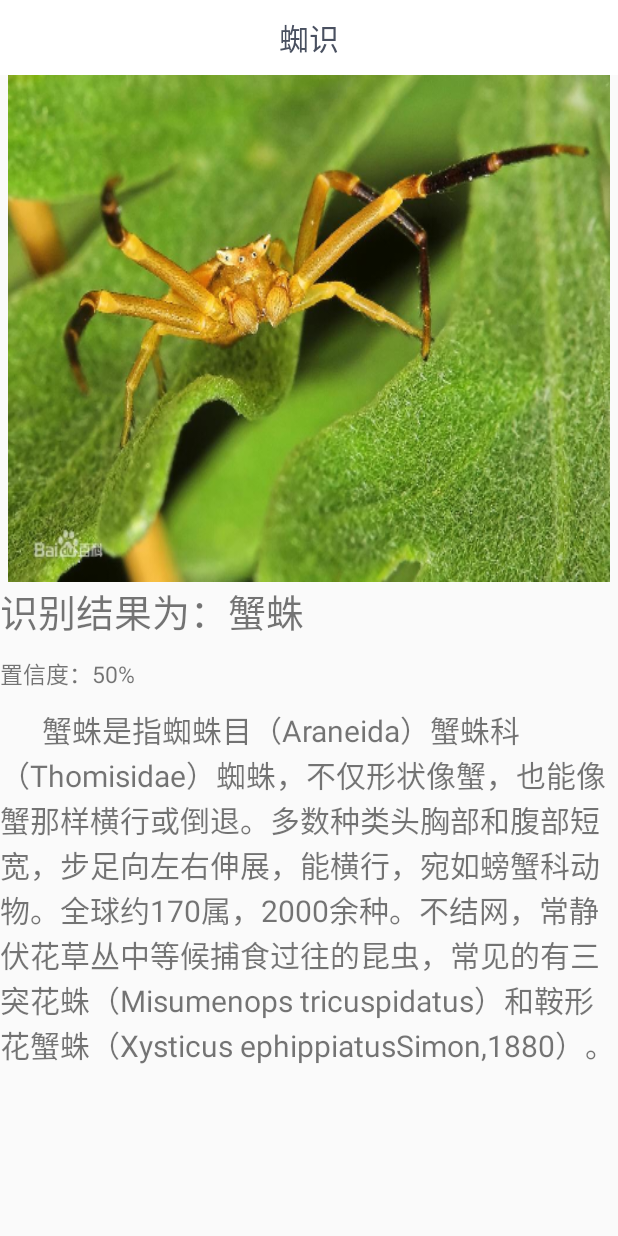
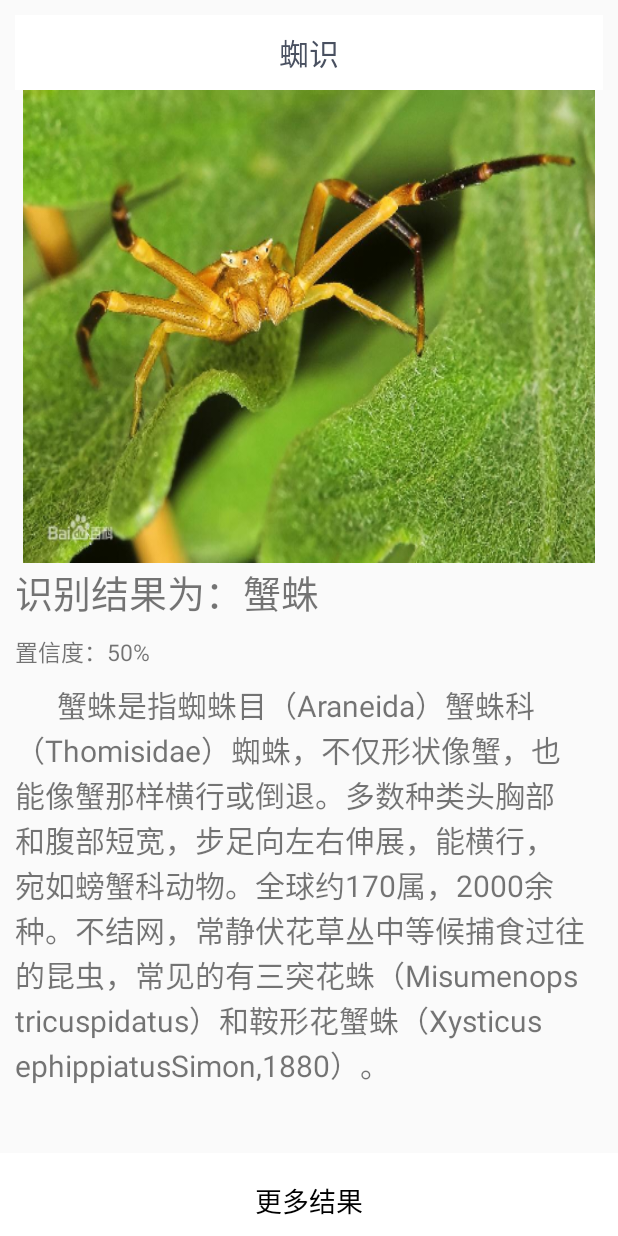
Before and after one commit to woscxy/mymy112, an Android app: the showInformation screen opened directly, with no data from a screen before it, on a phone screen of 412 x 824 dp. Run offline under Robolectric (Android 15) with nearby library versions, the phone set to English and light mode, and no system bars; 6 statements that could not run were skipped.

Commit message:
1.Spider.txt 2.改变更多结果的界面

```diff
--- a/app/src/main/java/edu/dali/image_album_show.java
+++ b/app/src/main/java/edu/dali/image_album_show.java
@@ -546,7 +546,7 @@ public class image_album_show extends AppCompatActivity {
                             Toast.makeText(image_album_show.this,"Saved Image successfully!",Toast.LENGTH_SHORT).show();
                         }
                         String dataiamge=db.getdata();
-                        File myfile=new File("/sdcard/蜘蛛相机.txt");
+                        File myfile=new File("/sdcard/Spider.txt");
                         try {
                             FileOutputStream fout=new FileOutputStream(myfile);
                             OutputStreamWriter myOutwriter=new OutputStreamWriter(fout);
--- a/app/src/main/java/edu/dali/showInformation.java
+++ b/app/src/main/java/edu/dali/showInformation.java
@@ -36,7 +36,8 @@ public class showInformation extends AppCompatActivity {
         switch (what_class) {
             case "0":
                 url = "https://baike.baidu.com/item/%E8%9F%B9%E8%9B%9B/1747579?fr=aladdin";
-                setContentView(R.layout.xiezhu);
+                Intent i1=new Intent(showInformation.this,xiezhu.class);
+//                setContentView(R.layout.xiezhu);
                 AlertDialog alertDialog0 = new AlertDialog.Builder(this)
                         .setTitle("识别结果为:")//标题
                         .setMessage("蟹蛛")//内容
--- /dev/null
+++ b/app/src/main/java/edu/dali/xiezhu.java
@@ -0,0 +1,27 @@
+package edu.dali;
+
+
+import android.os.Bundle;
+import android.view.View;
+import android.widget.Button;
+import com.google.android.material.bottomsheet.BottomSheetBehavior;
+import androidx.appcompat.app.AppCompatActivity;
+
+public class xiezhu extends AppCompatActivity {
+    BottomSheetBehavior bt_behaovior;
+    Button bt_more_result;
+    @Override
+    protected void onCreate(Bundle savedInstanceState) {
+        super.onCreate(savedInstanceState);
+        setContentView(R.layout.xiezhu);
+//        View bottomSheet=findViewById(R.id.bottom_sheet);
+//        bt_behaovior=BottomSheetBehavior.from(bottomSheet);
+//        bt_more_result=(Button)findViewById(R.id.button_get_more_results);
+//        bt_more_result.setOnClickListener(new View.OnClickListener() {
+//            @Override
+//            public void onClick(View view) {
+//              bt_behaovior.setState(BottomSheetBehavior.STATE_EXPANDED);
+//            }
+//        });
+    }
+}
--- a/app/src/main/res/layout/xiezhu.xml
+++ b/app/src/main/res/layout/xiezhu.xml
@@ -1,11 +1,18 @@
 <?xml version="1.0" encoding="utf-8"?>
-<LinearLayout xmlns:android="http://schemas.android.com/apk/res/android"
+<androidx.coordinatorlayout.widget.CoordinatorLayout
+    xmlns:android="http://schemas.android.com/apk/res/android"
     xmlns:app="http://schemas.android.com/apk/res-auto"
+    xmlns:tools="http://schemas.android.com/tools"
     android:layout_width="match_parent"
     android:orientation="vertical"
     android:layout_centerVertical="true"
     android:layout_height="match_parent">
-
+    <LinearLayout
+        android:layout_width="match_parent"
+        android:layout_height="match_parent"
+        android:orientation="vertical"
+        android:gravity="center"
+        android:padding="10dp">
     <TextView
         android:layout_width="match_parent"
         android:layout_height="50dp"
@@ -18,14 +25,15 @@
         app:layout_constraintLeft_toLeftOf="parent"
         app:layout_constraintRight_toRightOf="parent"
         app:layout_constraintTop_toTopOf="parent" />
+
     <ImageView
-        android:scaleType="fitXY"
         android:id="@+id/imageView2"
+        android:layout_width="match_parent"
+        android:layout_height="wrap_content"
         android:layout_marginLeft="5dp"
         android:layout_marginRight="5dp"
-        android:layout_width="match_parent"
-        android:layout_height="wrap_content"
         android:layout_weight="1"
+        android:scaleType="fitXY"
         app:srcCompat="@mipmap/xiezhu" />
 
     <TextView
@@ -44,12 +52,84 @@
         android:textSize="15dp"
         android:text="置信度：50%"
         />
+
     <TextView
         android:id="@+id/textView4"
         android:layout_width="match_parent"
         android:layout_height="wrap_content"
         android:layout_weight="1"
-        android:textSize="20dp"
         android:text="      蟹蛛是指蜘蛛目（Araneida）蟹蛛科（Thomisidae）蜘蛛，不仅形状像蟹，也能像蟹那样横行或倒退。多数种类头胸部和腹部短宽，步足向左右伸展，能横行，宛如螃蟹科动物。全球约170属，2000余种。不结网，常静伏花草丛中等候捕食过往的昆虫，常见的有三突花蛛（Misumenops tricuspidatus）和鞍形花蟹蛛（Xysticus ephippiatusSimon,1880）。"
-        />
-</LinearLayout>
+        android:textSize="20dp" />
+
+<!--    <Button-->
+<!--        android:layout_gravity="center"-->
+<!--        android:padding="20dp"-->
+<!--        android:id="@+id/button_get_more_results"-->
+<!--        android:layout_width="200dp"-->
+<!--        android:layout_height="wrap_content"-->
+<!--        android:textSize="15dp"-->
+<!--        android:textAllCaps="false"-->
+<!--        android:text="更多结果" />-->
+    </LinearLayout>
+    <androidx.core.widget.NestedScrollView
+        android:id="@+id/bottom_sheet"
+        android:layout_width="match_parent"
+        android:layout_height="500dp"
+        android:background="@color/white"
+        app:layout_behavior="@string/bottom_sheet_behavior"
+        app:behavior_hideable="false"
+        app:behavior_peekHeight="55dp">
+        <ScrollView xmlns:android="http://schemas.android.com/apk/res/android"
+            android:layout_width="match_parent"
+            android:layout_height="wrap_content"
+            android:scrollbars="vertical"
+            android:fadingEdge="vertical"
+            >
+            <LinearLayout
+                android:paddingRight="10dp"
+                android:paddingLeft="10dp"
+                android:paddingTop="2dp"
+                android:gravity="center"
+                android:layout_width="match_parent"
+                android:layout_height="wrap_content"
+                android:orientation="vertical">
+                <TextView
+                    android:gravity="center"
+                    android:layout_width="match_parent"
+                    android:layout_height="match_parent"
+                    android:padding="16dp"
+                    android:textSize="18sp"
+                    android:textColor="@color/black"
+                    android:text="更多结果"/>
+                <ImageView
+                    android:id="@+id/imageView1"
+                    android:layout_width="match_parent"
+                    android:layout_height="wrap_content"
+                    app:srcCompat="@mipmap/xiezhu" />
+                <ImageView
+                    android:layout_marginTop="10dp"
+                    android:id="@+id/imageView4"
+                    android:layout_width="match_parent"
+                    android:layout_height="wrap_content"
+                    app:srcCompat="@mipmap/first_page" />
+                <ImageView
+                    android:layout_marginTop="10dp"
+                    android:id="@+id/imageView3"
+                    android:layout_width="match_parent"
+                    android:layout_height="wrap_content"
+                    app:srcCompat="@mipmap/xiezhu" />
+                <ImageView
+                    android:layout_marginTop="10dp"
+                    android:id="@+id/imageView5"
+                    android:layout_width="match_parent"
+                    android:layout_height="wrap_content"
+                    app:srcCompat="@mipmap/first_page" />
+            </LinearLayout>
+        </ScrollView>
+
+    </androidx.core.widget.NestedScrollView>
+
+
+
+
+</androidx.coordinatorlayout.widget.CoordinatorLayout>
--- a/app/src/main/res/values/colors.xml
+++ b/app/src/main/res/values/colors.xml
@@ -4,4 +4,5 @@
     <color name="colorPrimaryDark">#3700B3</color>
     <color name="colorAccent">#03DAC5</color>
     <color name="white">#ffffff</color>
+    <color name="black">#000000</color>
 </resources>
```
